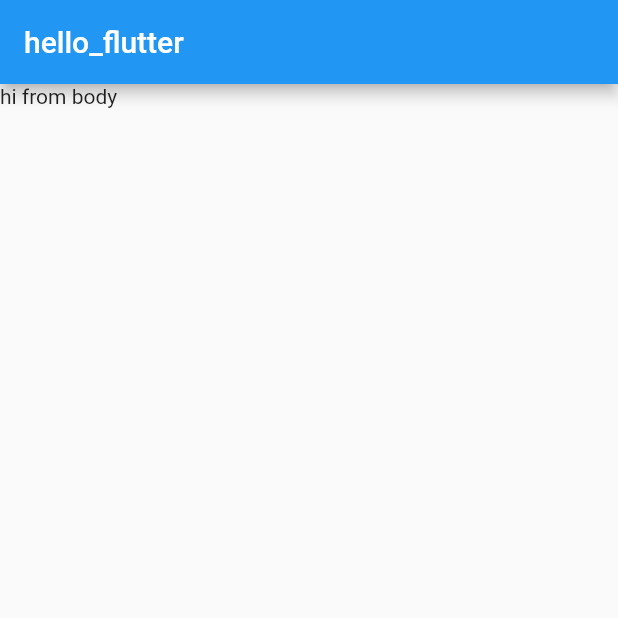
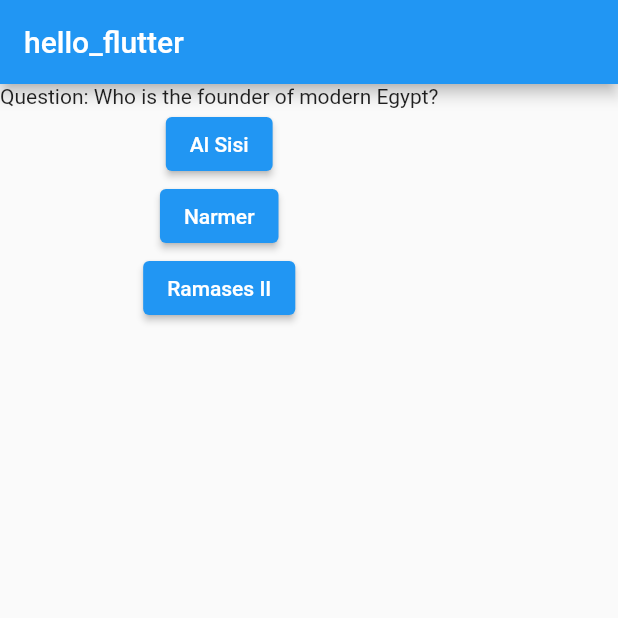
Before and after one commit to KyriakosMilad/hello_flutter, a Flutter app: the screen it shows after launch, on a phone screen of 412 x 824 dp, the top half of it. Run offline on Flutter 3.47's test engine with Material 2 defaults, Android fonts, the phone set to English and light mode, and no system bars.

Commit message:
Create question and answers

```diff
--- a/lib/main.dart
+++ b/lib/main.dart
@@ -10,7 +10,29 @@ class MyApp extends StatelessWidget {
         appBar: AppBar(
           title: Text('hello_flutter'),
         ),
-        body: Text('hi from body'),
+        body: Column(
+          children: [
+            Text('Question: Who is the founder of modern Egypt?'),
+            ElevatedButton(
+              child: Text('Al Sisi'),
+              onPressed: () {
+                print('alsisi');
+              },
+            ),
+            ElevatedButton(
+              child: Text('Narmer'),
+              onPressed: () {
+                print('narmer');
+              },
+            ),
+            ElevatedButton(
+              child: Text('Ramases II'),
+              onPressed: () {
+                print('ramasesii');
+              },
+            ),
+          ],
+        ),
       ),
     );
   }
```
